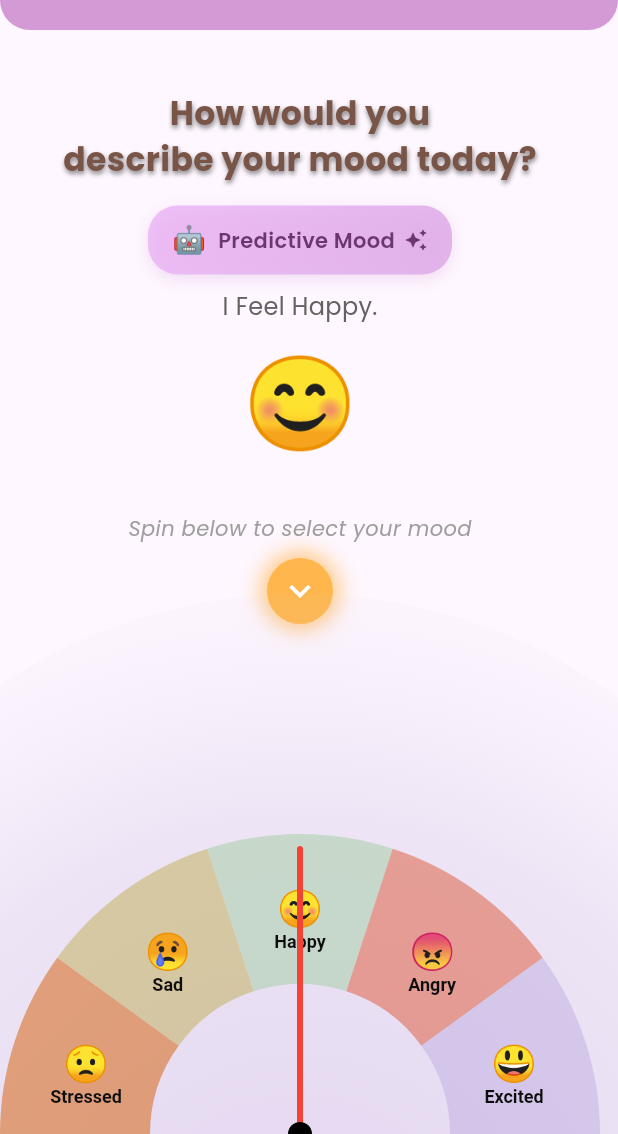
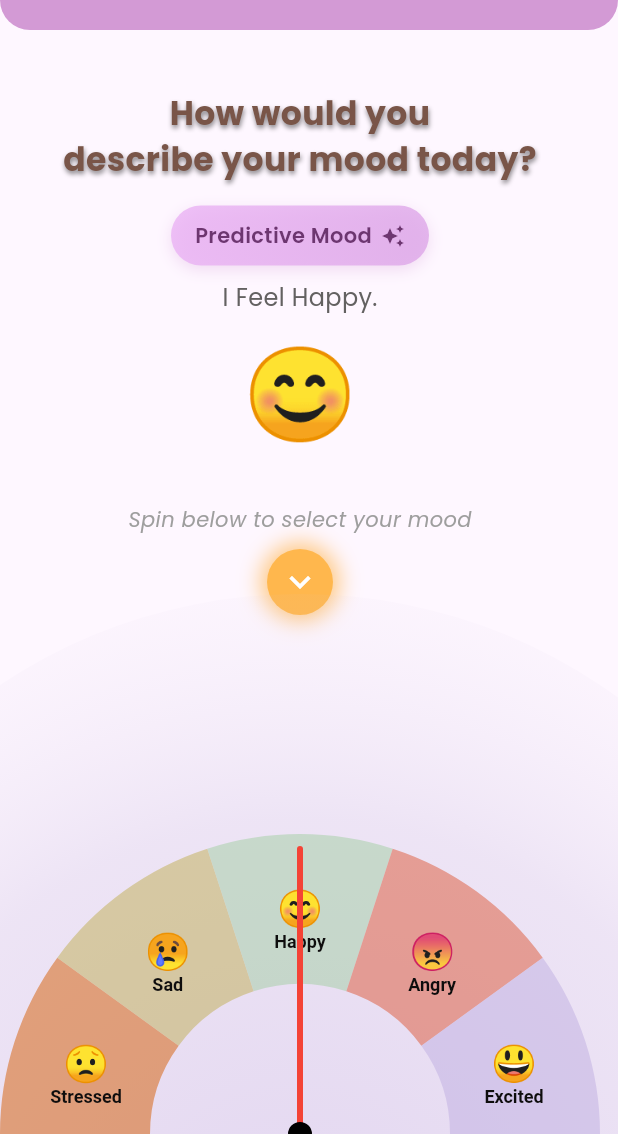
Before and after one commit to hasnat0006/SDP, a Flutter app: the MoodSpinner screen opened directly, on a phone screen of 412 x 824 dp, the part 102-1236 px from its top. Run offline on Flutter 3.47's test engine with Material 3 defaults, Android fonts, the phone set to English and light mode, and no system bars; our stand-ins replace awesome_notifications, file_picker, fl_chart, flutter_dotenv, google_fonts, google_generative_ai and 3 more; accounts and stored records are empty.

Commit message:
chnaged ui

```diff
--- a/mindora/lib/mood/mood_spinner.dart
+++ b/mindora/lib/mood/mood_spinner.dart
@@ -258,11 +258,11 @@ class _MoodSpinnerState extends State<MoodSpinner> {
                       child: Row(
                         mainAxisSize: MainAxisSize.min,
                         children: [
-                          Text(
-                            '🤖',
-                            style: TextStyle(fontSize: 18),
-                          ),
-                          const SizedBox(width: 8),
+                          // Text(
+                          //   '🤖',
+                          //   style: TextStyle(fontSize: 18),
+                          // ),
+                          // const SizedBox(width: 8),
                           Text(
                             'Predictive Mood',
                             style: GoogleFonts.poppins(
```
